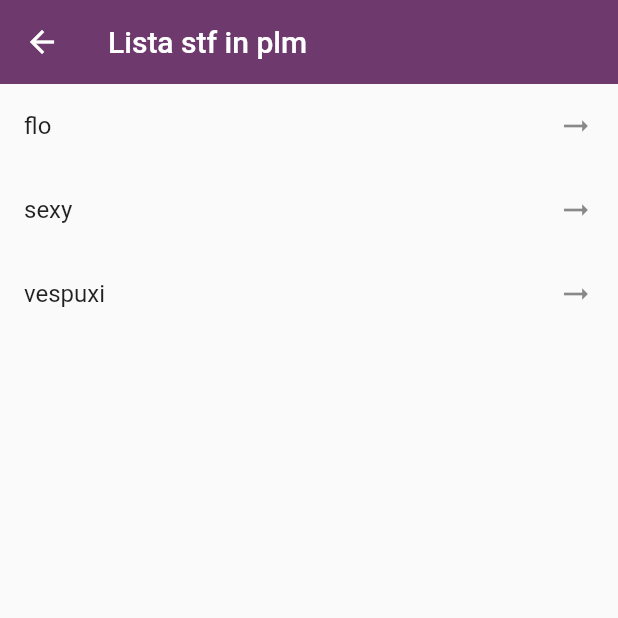
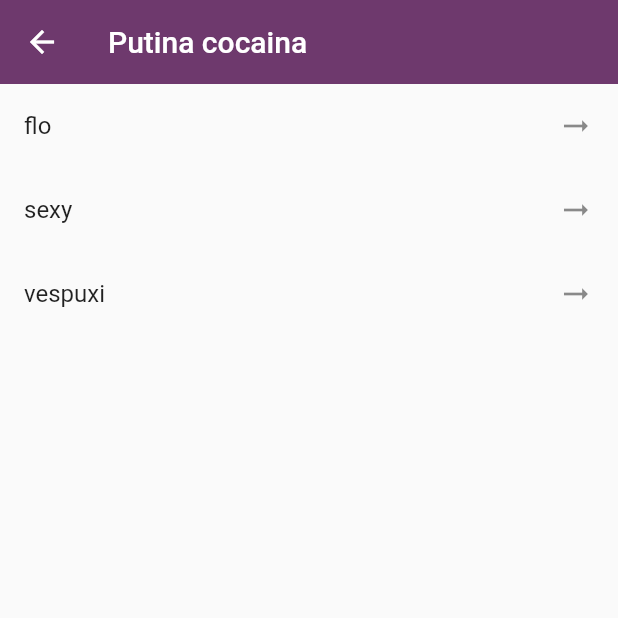
Before and after one commit to florinawer/FlutterComponents, a Flutter app: the Home2 screen opened by its route, on a phone screen of 412 x 824 dp, the top half of it. Run offline on Flutter 3.47's test engine with Material 2 defaults, Android fonts, the phone set to English and light mode, and no system bars.

```diff
--- a/flutty_components/lib/screens/alert_screen.dart
+++ b/flutty_components/lib/screens/alert_screen.dart
@@ -7,7 +7,7 @@ class AlertScreen extends StatelessWidget {
   Widget build(BuildContext context) {
     return Scaffold(
       appBar: AppBar(
-        title: const Text('pls sa te fut in mamicaaa'),
+        title: const Text('Mai mult mai mult mai mult'),
       ),
     );
   }
--- a/flutty_components/lib/screens/home2.dart
+++ b/flutty_components/lib/screens/home2.dart
@@ -9,18 +9,16 @@ class Home2 extends StatelessWidget {
   Widget build(BuildContext context) {
     return Scaffold(
         appBar: AppBar(
-            title: const Text('Lista stf in plm'),
+          title: const Text('Putina cocaina '),
         ),
         body: ListView(
           children: [
-              ...options.map(
-                (e) => ListTile(
+            ...options
+                .map((e) => ListTile(
                     title: Text(e),
-                  trailing: const Icon(Icons.arrow_right_alt)
-                )
-              ).toList()
+                    trailing: const Icon(Icons.arrow_right_alt)))
+                .toList()
           ],
-          )
-    );
+        ));
   }
 }
```
Lines whose indentation alone changed are shown as unchanged.
